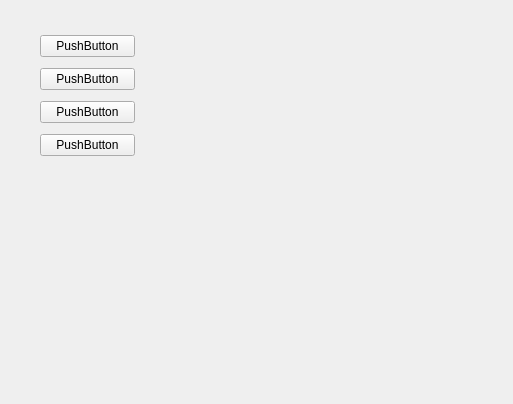
Before: the Qt Designer form MultiMediaTool/src/gui/ui/videopage.ui in xiehaode/MultimediaTools, drawn with Qt 5.
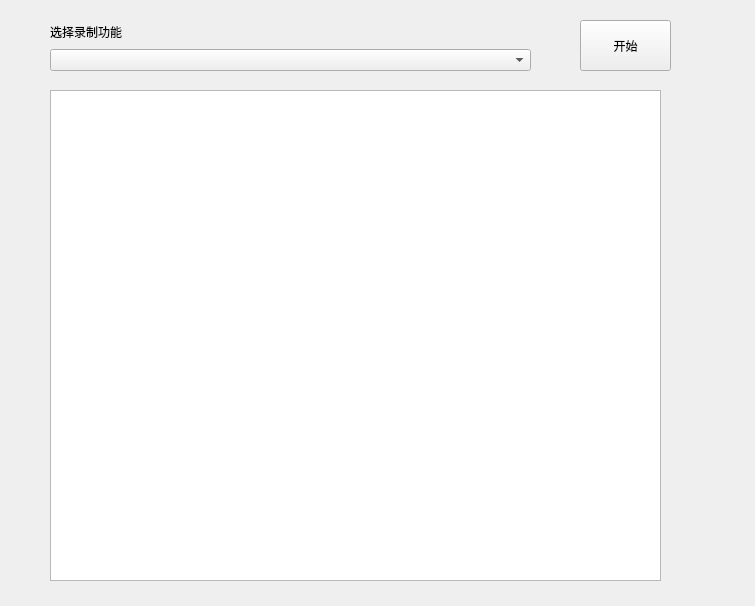
After: the same form once the commit is applied.

```diff
--- a/MultiMediaTool/src/gui/ui/videopage.ui
+++ b/MultiMediaTool/src/gui/ui/videopage.ui
@@ -6,53 +6,58 @@
    <rect>
     <x>0</x>
     <y>0</y>
-    <width>513</width>
-    <height>404</height>
+    <width>755</width>
+    <height>606</height>
    </rect>
   </property>
   <property name="windowTitle">
    <string>Form</string>
   </property>
-  <widget class="QWidget" name="">
+  <widget class="QWidget" name="layoutWidget">
    <property name="geometry">
     <rect>
-     <x>40</x>
-     <y>30</y>
-     <width>95</width>
-     <height>135</height>
+     <x>50</x>
+     <y>20</y>
+     <width>481</width>
+     <height>51</height>
     </rect>
    </property>
    <layout class="QVBoxLayout" name="verticalLayout">
     <item>
-     <widget class="QPushButton" name="pushButton">
+     <widget class="QLabel" name="recordLabel">
       <property name="text">
-       <string>PushButton</string>
+       <string>选择录制功能</string>
       </property>
      </widget>
     </item>
     <item>
-     <widget class="QPushButton" name="pushButton_2">
-      <property name="text">
-       <string>PushButton</string>
-      </property>
-     </widget>
-    </item>
-    <item>
-     <widget class="QPushButton" name="pushButton_3">
-      <property name="text">
-       <string>PushButton</string>
-      </property>
-     </widget>
-    </item>
-    <item>
-     <widget class="QPushButton" name="pushButton_4">
-      <property name="text">
-       <string>PushButton</string>
-      </property>
-     </widget>
+     <widget class="QComboBox" name="recordComboBox"/>
     </item>
    </layout>
   </widget>
+  <widget class="QPushButton" name="pushButton">
+   <property name="geometry">
+    <rect>
+     <x>580</x>
+     <y>20</y>
+     <width>91</width>
+     <height>51</height>
+    </rect>
+   </property>
+   <property name="text">
+    <string>开始</string>
+   </property>
+  </widget>
+  <widget class="QTableWidget" name="tableWidget">
+   <property name="geometry">
+    <rect>
+     <x>50</x>
+     <y>90</y>
+     <width>611</width>
+     <height>491</height>
+    </rect>
+   </property>
+  </widget>
  </widget>
  <resources/>
  <connections/>
```
